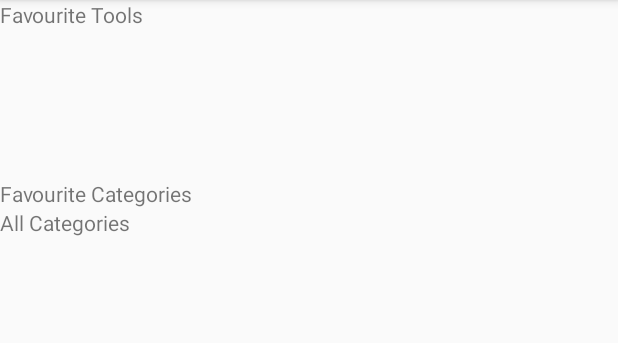
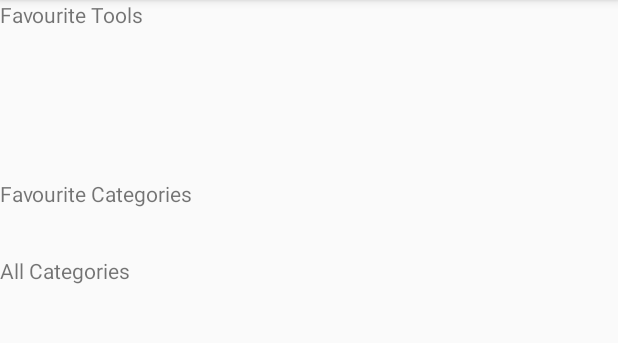
Before and after one commit to Shipr-Hub/Shipr-ToolBox-Android, an Android app: the screen it shows after launch (MainActivity), on a phone screen of 412 x 824 dp, the part 84-427 px from its top. Run offline under Robolectric (Android 15) with nearby library versions, the phone set to English and light mode, and no system bars; our stand-ins replace Firebase (no records; nobody signed in at launch, a user with empty details on screens opened directly); libraries missing offline, so code that uses them is left out: com.firebase.ui.

Commit message:
:wrench: fixed shit which broke in the last commit

```diff
--- a/app/src/main/java/tech/shipr/toolboxdev/view/MainActivity.java
+++ b/app/src/main/java/tech/shipr/toolboxdev/view/MainActivity.java
@@ -45,7 +45,7 @@ public class MainActivity extends AppCompatActivity {
     LinearLayout AllCalLayout;
     FirebaseAuth mFirebaseAuth;
     FirebaseAuth.AuthStateListener mAuthStateListener;
-    HashMap<String, List<Tool>>   expandableListDetail = new HashMap<String, List<Tool>>();;
+    HashMap<String, List<Tool>> expandableListDetail;
 
     List<String> allCatExpandableListTitle;
     ExpandableListView allCatExpandableListView;
@@ -183,12 +183,12 @@ public class MainActivity extends AppCompatActivity {
                     @Override
                     public void onComplete(@NonNull Task<QuerySnapshot> task) {
                         if (task.isSuccessful()) {
-                            List<Tool> data = null;
+                            List<Tool> data = new ArrayList<Tool>();
 
 
                             for (QueryDocumentSnapshot document : task.getResult()) {
                                 Log.d(TAG, "onComplete: " + document.getId());
-                                data = new ArrayList<Tool>();
+
 
                                 Tool tool = document.toObject(Tool.class);
                                 tool.setKey(document.getId());
@@ -196,7 +196,7 @@ public class MainActivity extends AppCompatActivity {
                                 data.add(tool);
 
                             }
-
+                            expandableListDetail = new HashMap<String, List<Tool>>();
                             expandableListDetail.put(cat, data);
 
                             allCatExpandableListView = new ExpandableListView(getApplicationContext());
--- a/app/src/main/res/layout/activity_main.xml
+++ b/app/src/main/res/layout/activity_main.xml
@@ -42,13 +42,14 @@
         <TextView
             android:layout_width="wrap_content"
             android:layout_height="wrap_content"
+            android:layout_marginTop="32dp"
             android:text="All Categories" />
 
         <LinearLayout
             android:id="@+id/allCategoriesContainer"
             android:layout_width="match_parent"
             android:layout_height="match_parent"
-            android:orientation="vertical"></LinearLayout>
+            android:orientation="vertical" />
 
         <!--<TextView-->
         <!--android:id="@+id/debugTextView"-->
```
Also changed, not shown: app/src/main/java/tech/shipr/toolboxdev/adapter/CustomExpandableListAdapter.java (+28 -13 lines).
